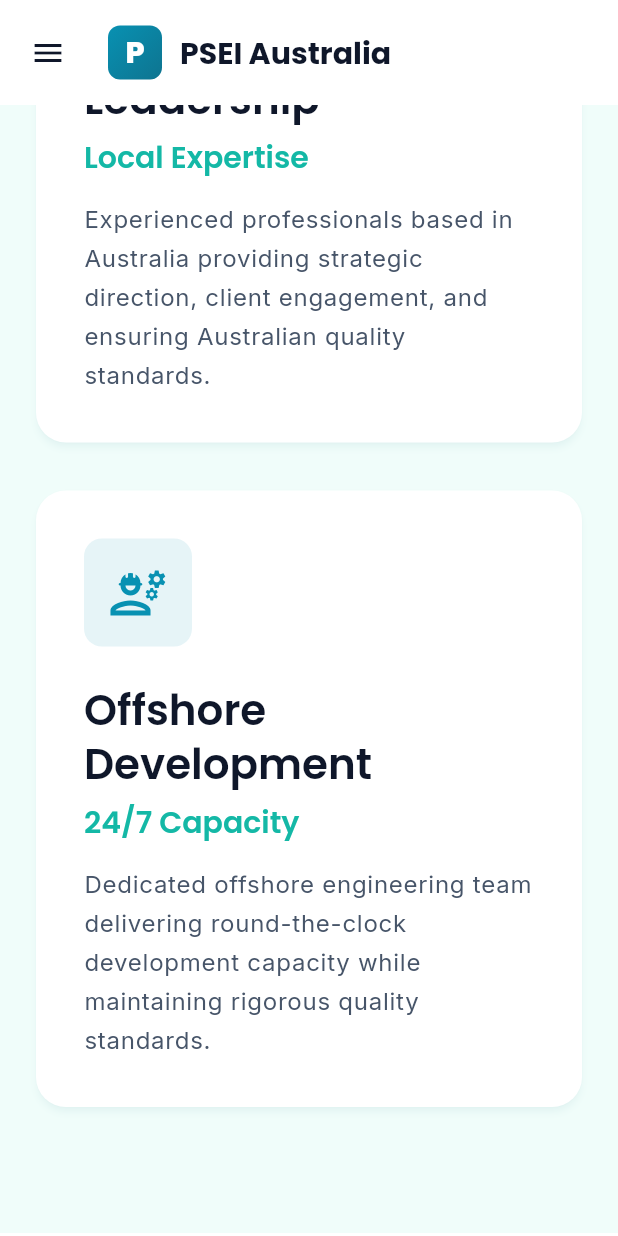
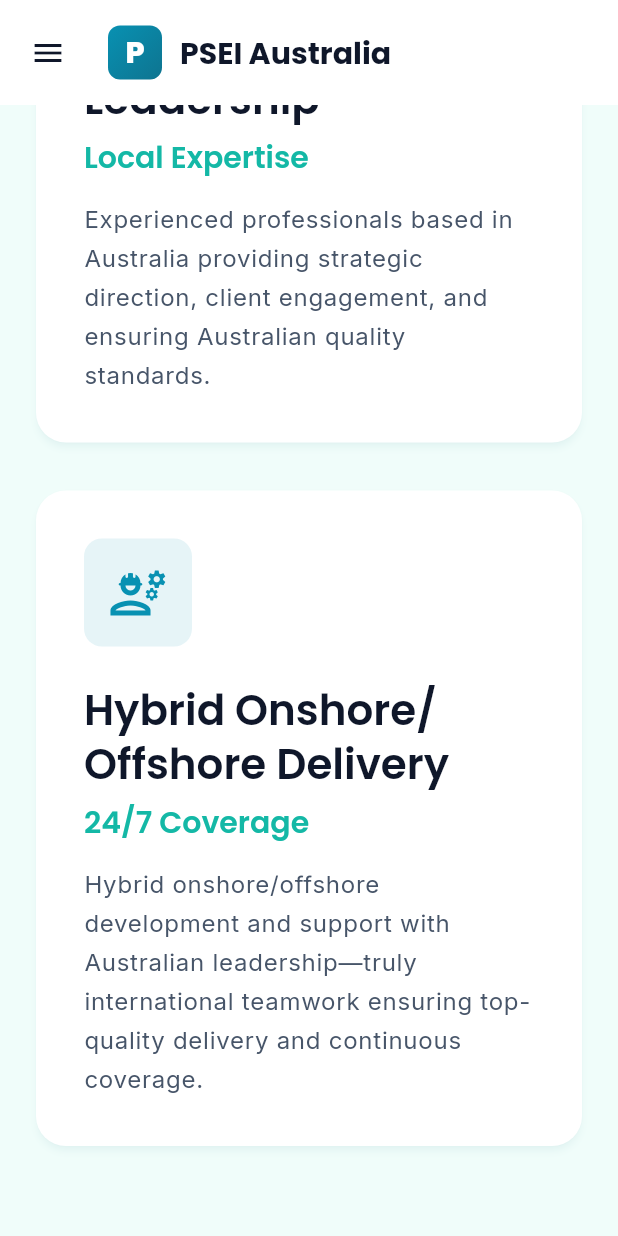
Before and after one commit to mahboob-alam/psei-australia, a Flutter app: the AboutPage screen opened by its route, scrolled down 1728 dp, on a phone screen of 412 x 824 dp. Run offline on Flutter 3.47's test engine with Material 3 defaults, Android fonts, the light colour scheme and no system bars; our stand-ins replace google_fonts, url_strategy.

Commit message:
chore(copy): update wording to hybrid onshore/offshore and truly international team

```diff
--- a/lib/pages/about_page.dart
+++ b/lib/pages/about_page.dart
@@ -150,10 +150,10 @@ class AboutPage extends StatelessWidget {
                     const SizedBox(height: 24),
                     _buildTeamCard(
                       context,
-                      title: 'Offshore Development',
-                      count: '24/7 Capacity',
+                      title: 'Hybrid Onshore/Offshore Delivery',
+                      count: '24/7 Coverage',
                       description:
-                          'Dedicated offshore engineering team delivering round-the-clock development capacity while maintaining rigorous quality standards.',
+                          'Hybrid onshore/offshore development and support with Australian leadership—truly international teamwork ensuring top-quality delivery and continuous coverage.',
                       icon: Icons.engineering_outlined,
                     ),
                   ],
@@ -175,10 +175,10 @@ class AboutPage extends StatelessWidget {
                     Expanded(
                       child: _buildTeamCard(
                         context,
-                        title: 'Offshore Development',
-                        count: '24/7 Capacity',
+                        title: 'Hybrid Onshore/Offshore Delivery',
+                        count: '24/7 Coverage',
                         description:
-                            'Dedicated offshore engineering team delivering round-the-clock development capacity while maintaining rigorous quality standards.',
+                            'Hybrid onshore/offshore development and support with Australian leadership—truly international teamwork ensuring top-quality delivery and continuous coverage.',
                         icon: Icons.engineering_outlined,
                       ),
                     ),
--- a/lib/pages/home_page.dart
+++ b/lib/pages/home_page.dart
@@ -413,7 +413,7 @@ class HomePage extends StatelessWidget {
         'icon': Icons.groups_outlined,
         'title': 'Dedicated Teams',
         'description':
-            'Australian leadership with a dedicated offshore engineering team for 24/7 coverage',
+            'Hybrid onshore/offshore model with Australian leadership and a truly international team for 24/7 support and top-quality delivery',
       },
       {
         'icon': Icons.speed,
```
